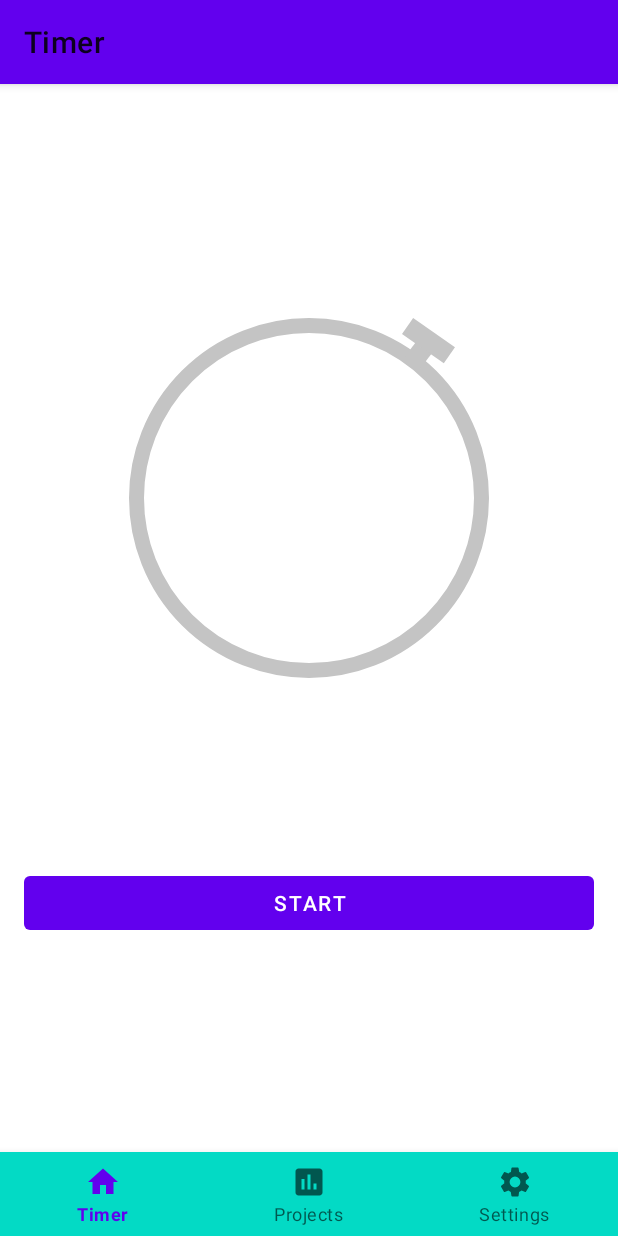
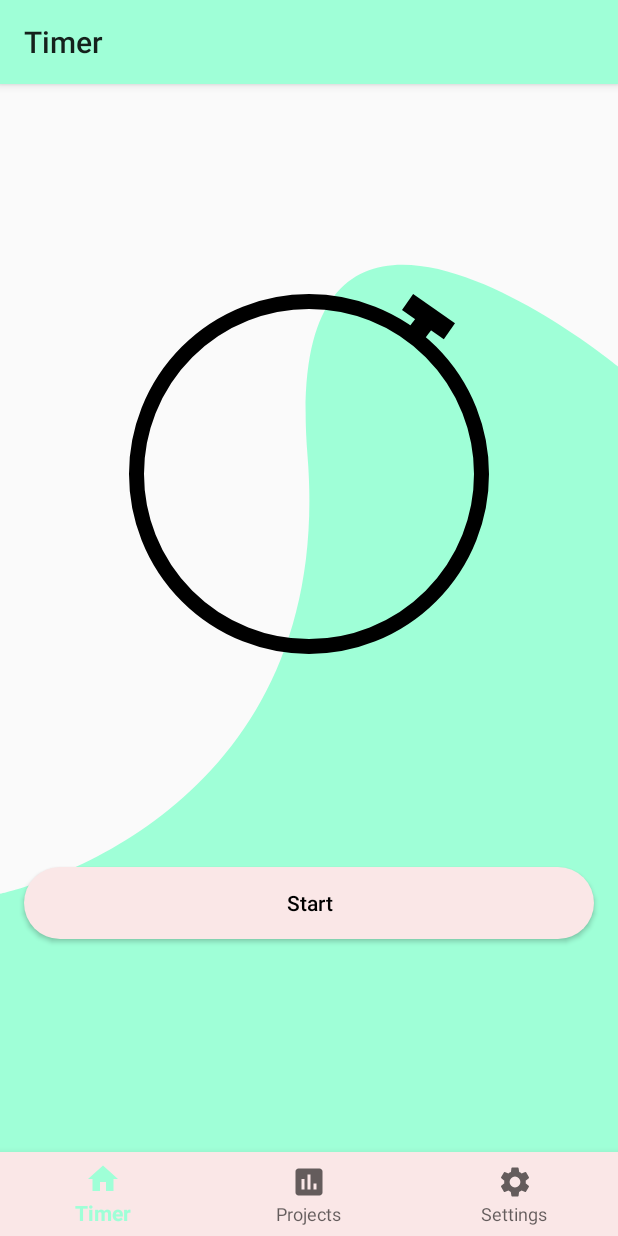
Before and after one commit to dzejkob23/work-tracker, an Android app: the TimerFragment screen opened through its navigation route, on a phone screen of 412 x 824 dp. Run offline under Robolectric (Android 15) with nearby library versions, the phone set to English and light mode, and no system bars; our stand-ins replace navigation-ui.

Commit message:
Button style and added to app theme.

```diff
--- /dev/null
+++ b/app/src/main/res/color/selector_button_primary_text.xml
@@ -0,0 +1,5 @@
+<?xml version="1.0" encoding="utf-8"?>
+<selector xmlns:android="http://schemas.android.com/apk/res/android" >
+    <item android:color="@color/colorText" android:state_enabled="true" />
+    <item android:color="@color/colorTextDisabled"/>
+</selector>
--- /dev/null
+++ b/app/src/main/res/drawable/ic_background_shape.xml
@@ -0,0 +1,9 @@
+<vector xmlns:android="http://schemas.android.com/apk/res/android"
+    android:width="412dp"
+    android:height="802dp"
+    android:viewportWidth="412"
+    android:viewportHeight="802">
+  <path
+      android:pathData="M0,513.5C0,513.5 225,456.5 205,156C185,-144.501 412,83.5 412,83.5V802.001H205H0V513.5Z"
+      android:fillColor="#9FFFD7"/>
+</vector>
--- a/app/src/main/res/drawable/ic_bigtimericon.xml
+++ b/app/src/main/res/drawable/ic_bigtimericon.xml
@@ -7,11 +7,11 @@
       android:pathData="M120,120m-115,0a115,115 0,1 1,230 0a115,115 0,1 1,-230 0"
       android:strokeWidth="10"
       android:fillColor="#00000000"
-      android:strokeColor="#C4C4C4"/>
+      android:strokeColor="@color/black"/>
   <path
       android:pathData="M184,25.638l10.295,-13.638l10.376,7.832l-10.295,13.638z"
-      android:fillColor="#C4C4C4"/>
+      android:fillColor="@color/black"/>
   <path
       android:pathData="M189.441,0l27.879,19.462l-7.441,10.659l-27.879,-19.462z"
-      android:fillColor="#C4C4C4"/>
+      android:fillColor="@color/black"/>
 </vector>
--- /dev/null
+++ b/app/src/main/res/drawable/selector_button_primary.xml
@@ -0,0 +1,5 @@
+<?xml version="1.0" encoding="utf-8"?>
+<selector xmlns:android="http://schemas.android.com/apk/res/android" >
+    <item android:drawable="@drawable/shape_button_primary" android:state_enabled="true" />
+    <item android:drawable="@drawable/shape_button_disabled"/>
+</selector>
--- /dev/null
+++ b/app/src/main/res/drawable/shape_button_disabled.xml
@@ -0,0 +1,10 @@
+<?xml version="1.0" encoding="utf-8"?>
+<ripple xmlns:android="http://schemas.android.com/apk/res/android"
+    android:color="@color/colorButtonBackgroundDisabled">
+    <item>
+        <shape android:shape="rectangle">
+            <corners android:radius="@dimen/button_radius" />
+            <solid android:color="@color/colorButtonBackgroundDisabled" />
+        </shape>
+    </item>
+</ripple>
--- /dev/null
+++ b/app/src/main/res/drawable/shape_button_primary.xml
@@ -0,0 +1,10 @@
+<?xml version="1.0" encoding="utf-8"?>
+<ripple xmlns:android="http://schemas.android.com/apk/res/android"
+    android:color="@color/colorButtonBackgroundPrimaryRipple">
+    <item>
+        <shape android:shape="rectangle">
+            <corners android:radius="@dimen/button_radius" />
+            <solid android:color="@color/colorButtonBackgroundPrimary" />
+        </shape>
+    </item>
+</ripple>
--- a/app/src/main/res/layout/fragment_timer.xml
+++ b/app/src/main/res/layout/fragment_timer.xml
@@ -5,8 +5,17 @@
     xmlns:app="http://schemas.android.com/apk/res-auto"
     android:layout_width="match_parent"
     android:layout_height="match_parent"
-    android:padding="@dimen/screen_padding"
     tools:context=".fragment.TimerFragment">
+
+    <View
+        android:layout_width="wrap_content"
+        android:layout_height="wrap_content"
+        android:background="@drawable/ic_background_shape"
+        android:layout_marginTop="@dimen/size_16"
+        app:layout_constraintTop_toTopOf="parent"
+        app:layout_constraintEnd_toEndOf="parent"
+        app:layout_constraintStart_toStartOf="parent"
+        />
 
     <ImageView
         android:id="@+id/timerImage"
@@ -21,10 +30,9 @@
 
     <TextView
         android:id="@+id/timeView"
+        style="@style/Text.Stopwatch"
         android:layout_width="wrap_content"
         android:layout_height="wrap_content"
-        android:textColor="#C4C4C4"
-        android:textSize="48sp"
         app:layout_constraintBottom_toBottomOf="@+id/timerImage"
         app:layout_constraintEnd_toEndOf="@+id/timerImage"
         app:layout_constraintLeft_toLeftOf="parent"
@@ -36,8 +44,11 @@
 
     <Button
         android:id="@+id/buttonStart"
-        style="@style/Button.Primary"
+        android:layout_width="@dimen/size_0"
+        android:layout_height="wrap_content"
         android:text="@string/button_start"
+        android:layout_marginStart="@dimen/screen_horizontal_padding"
+        android:layout_marginEnd="@dimen/screen_horizontal_padding"
         app:layout_constraintTop_toBottomOf="@id/timerImage"
         app:layout_constraintEnd_toEndOf="parent"
         app:layout_constraintStart_toStartOf="parent"
@@ -45,8 +56,11 @@
 
     <Button
         android:id="@+id/buttonStop"
-        style="@style/Button.Primary"
+        android:layout_width="@dimen/size_0"
+        android:layout_height="wrap_content"
         android:text="@string/button_stop"
+        android:layout_marginStart="@dimen/screen_horizontal_padding"
+        android:layout_marginEnd="@dimen/screen_horizontal_padding"
         app:layout_constraintTop_toBottomOf="@id/timerImage"
         app:layout_constraintEnd_toEndOf="parent"
         app:layout_constraintStart_toStartOf="parent"
@@ -60,8 +74,11 @@
 
     <Button
         android:id="@+id/buttonContinue"
-        style="@style/Button.Primary"
         android:text="@string/button_continue"
+        android:layout_width="@dimen/size_0"
+        android:layout_height="wrap_content"
+        android:layout_marginStart="@dimen/screen_horizontal_padding"
+        android:layout_marginEnd="@dimen/screen_horizontal_padding"
         app:layout_constraintVertical_chainStyle="packed"
         app:layout_constraintTop_toBottomOf="@id/timerImage"
         app:layout_constraintEnd_toEndOf="parent"
@@ -70,8 +87,12 @@
 
     <Button
         android:id="@+id/buttonRestart"
-        style="@style/Button.Primary"
+        android:layout_width="@dimen/size_0"
+        android:layout_height="wrap_content"
         android:text="@string/button_restart"
+        android:layout_marginTop="@dimen/size_2"
+        android:layout_marginStart="@dimen/screen_horizontal_padding"
+        android:layout_marginEnd="@dimen/screen_horizontal_padding"
         app:layout_constraintTop_toBottomOf="@id/buttonContinue"
         app:layout_constraintEnd_toEndOf="parent"
         app:layout_constraintStart_toStartOf="parent"
@@ -79,8 +100,12 @@
 
     <Button
         android:id="@+id/buttonSave"
-        style="@style/Button.Primary"
+        android:layout_width="@dimen/size_0"
+        android:layout_height="wrap_content"
         android:text="@string/button_save"
+        android:layout_marginTop="@dimen/size_2"
+        android:layout_marginStart="@dimen/screen_horizontal_padding"
+        android:layout_marginEnd="@dimen/screen_horizontal_padding"
         app:layout_constraintTop_toBottomOf="@id/buttonRestart"
         app:layout_constraintEnd_toEndOf="parent"
         app:layout_constraintStart_toStartOf="parent"
--- a/app/src/main/res/values/colors.xml
+++ b/app/src/main/res/values/colors.xml
@@ -1,6 +1,18 @@
 <?xml version="1.0" encoding="utf-8"?>
 <resources>
-    <color name="colorPrimary">#6200EE</color>
-    <color name="colorPrimaryDark">#3700B3</color>
-    <color name="colorAccent">#03DAC5</color>
+    <color name="black">#000000</color>
+    <color name="white">#FFFFFF</color>
+    <color name="transparent">#FFFFFFFF</color>
+
+    <color name="colorPrimary">#9FFFD7</color>
+    <color name="colorPrimaryDark">#009688</color>
+    <color name="colorAccent">#FAE7E7</color>
+
+    <color name="colorText">@color/black</color>
+    <color name="colorTextDisabled">#616161</color>
+
+    <color name="colorButtonBackgroundPrimary">@color/colorAccent</color>
+    <color name="colorButtonBackgroundPrimaryRipple">#EFADAD</color>
+    <color name="colorButtonBackgroundDisabled">#979797</color>
+
 </resources>
--- a/app/src/main/res/values/dimens.xml
+++ b/app/src/main/res/values/dimens.xml
@@ -11,9 +11,14 @@
     <dimen name="size_7">28dp</dimen>
     <dimen name="size_8">32dp</dimen>
     <dimen name="size_9">36dp</dimen>
+    <dimen name="size_10">40dp</dimen>
+    <dimen name="size_16">64dp</dimen>
 
     <dimen name="screen_padding">@dimen/size_4</dimen>
     <dimen name="screen_horizontal_padding">@dimen/screen_padding</dimen>
     <dimen name="screen_vertical_padding">@dimen/screen_padding</dimen>
 
+    <dimen name="button_radius">@dimen/size_6</dimen>
+    <dimen name="button_min_vertical_padding">@dimen/size_2</dimen>
+
 </resources>
--- a/app/src/main/res/values/styles.xml
+++ b/app/src/main/res/values/styles.xml
@@ -1,19 +1,28 @@
 <resources>
 
-    <style name="AppTheme" parent="Theme.MaterialComponents.DayNight">
+    <style name="AppTheme" parent="Theme.AppCompat.DayNight">
         <item name="colorPrimary">@color/colorPrimary</item>
         <item name="colorPrimaryDark">@color/colorPrimaryDark</item>
         <item name="colorAccent">@color/colorAccent</item>
+        <item name="buttonStyle">@style/AppTheme.Button</item>
     </style>
 
-    <style name="Button" parent="Widget.MaterialComponents.Button.UnelevatedButton">
-        <item name="android:layout_width">match_parent</item>
-        <item name="android:layout_height">wrap_content</item>
-        <item name="paddingStart">@dimen/screen_horizontal_padding</item>
-        <item name="paddingEnd">@dimen/screen_horizontal_padding</item>
+    <style name="AppTheme.Button" parent="Widget.AppCompat.Button.Colored">
+        <item name="android:textAllCaps">false</item>
+        <item name="android:paddingTop">@dimen/button_min_vertical_padding</item>
+        <item name="android:paddingBottom">@dimen/button_min_vertical_padding</item>
+        <item name="android:layout_marginStart">@dimen/screen_horizontal_padding</item>
+        <item name="android:layout_marginEnd">@dimen/screen_horizontal_padding</item>
+        <item name="android:textColor">@color/selector_button_primary_text</item>
+        <item name="android:background">@drawable/selector_button_primary</item>
     </style>
-    <style name="Button.Primary" />
-    <style name="Button.Secondary" />
-    <style name="Button.Tertiary" />
+
+    <!--  Text styles  -->
+
+    <style name="Text" parent="TextAppearance.AppCompat" />
+    <style name="Text.Stopwatch">
+        <item name="android:textSize">48sp</item>
+<!--        <item name="android:fontFamily">sans-serif-medium</item>-->
+    </style>
 
 </resources>
```
